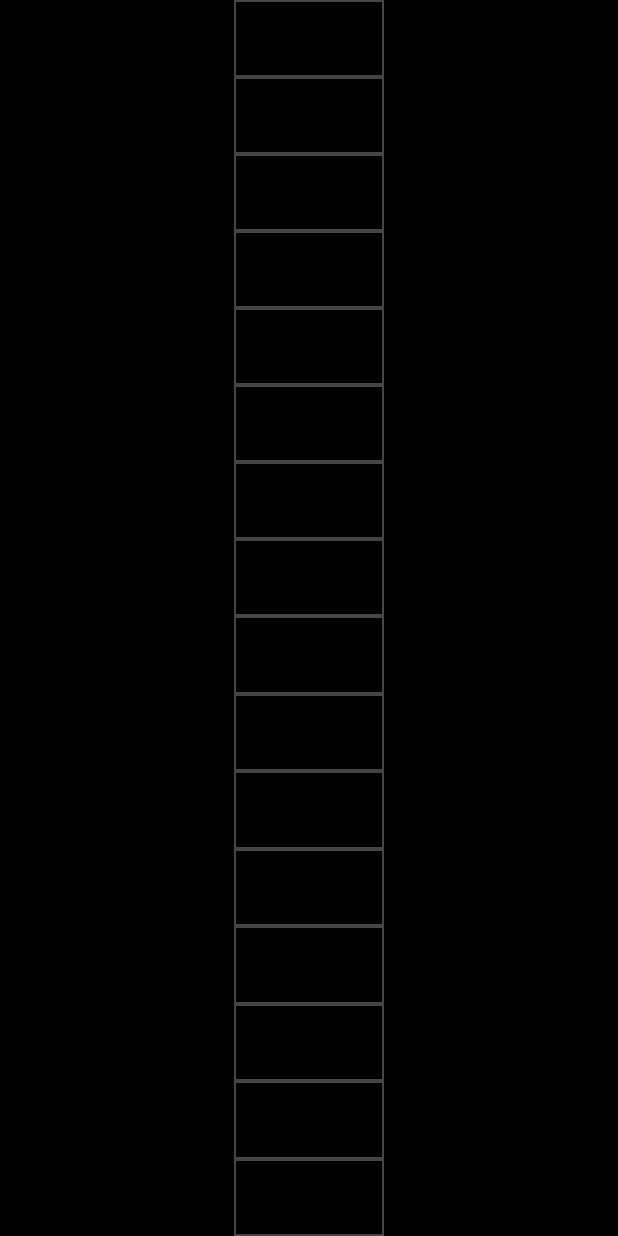
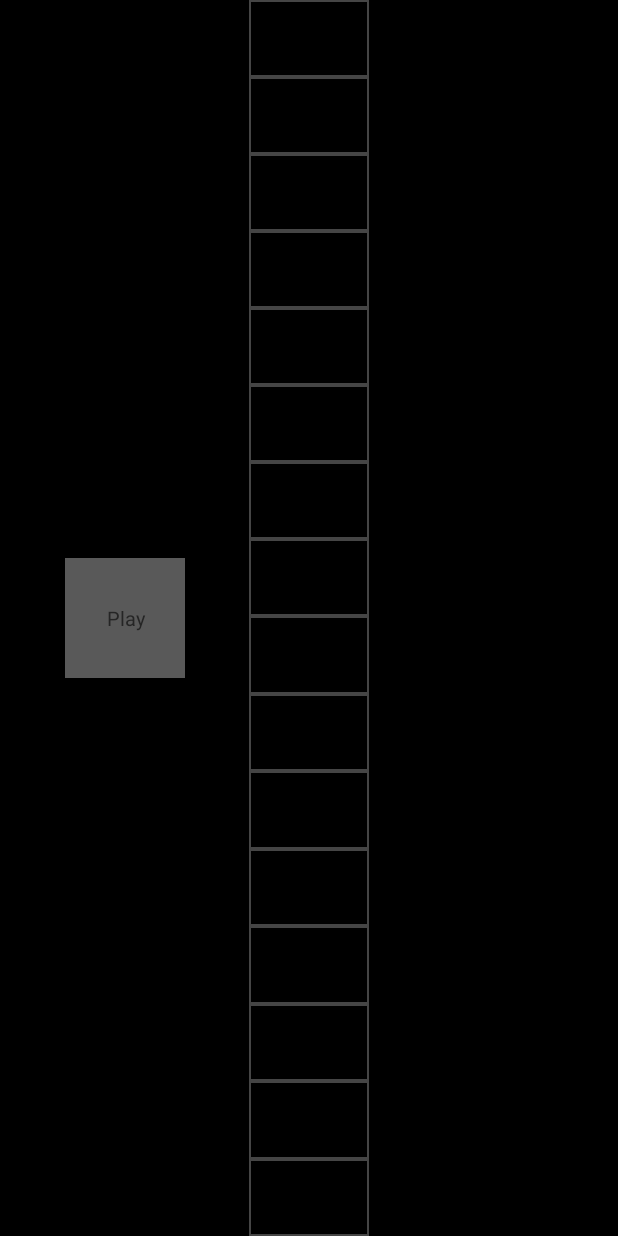
Before and after one commit to ivansavrikov/DrumPartsCreator, an Android app: the screen it shows after launch (RhythmicGridActivity), after a tap on "Edit", on a phone screen of 412 x 824 dp. Run offline under Robolectric (Android 15) with nearby library versions, the phone set to English and light mode, and no system bars.

Commit message:
Ритмическая сетка BETA функционал и оранжевый стиль

```diff
--- a/app/src/main/java/com/example/courseproject/RealTimeRhythm.kt
+++ b/app/src/main/java/com/example/courseproject/RealTimeRhythm.kt
@@ -2,52 +2,38 @@ package com.example.courseproject
 
 import android.content.Intent
 import android.media.MediaPlayer
-import androidx.appcompat.app.AppCompatActivity
 import android.os.Bundle
 import android.view.MotionEvent
 import android.view.View
 import android.view.View.OnClickListener
 import android.widget.*
 import android.widget.CompoundButton.OnCheckedChangeListener
+import androidx.appcompat.app.AppCompatActivity
+import com.example.courseproject.core.ManeValues
 import java.util.*
 import kotlin.concurrent.timerTask
 
 class RealTimeRhythm : AppCompatActivity() {
-
     private lateinit var editTextBpm: EditText
-
-    private lateinit var metronomePlayer: MediaPlayer
-    private lateinit var metronomeBeepDPlayer: MediaPlayer
-    private lateinit var metronomeBeepCPlayer: MediaPlayer
-    private lateinit var kickPlayer: MediaPlayer
-    private lateinit var hihatPlayer: MediaPlayer
-    private lateinit var snarePlayer: MediaPlayer
-    private lateinit var openhatPlayer: MediaPlayer
-    private lateinit var scratchPlayer: MediaPlayer
-    private lateinit var clapPlayer: MediaPlayer
-    private lateinit var cowbell1Player: MediaPlayer
-    private lateinit var cowbell2Player: MediaPlayer
-    private lateinit var cowbell3Player: MediaPlayer
-
     override fun onCreate(savedInstanceState: Bundle?) {
         super.onCreate(savedInstanceState)
         setContentView(R.layout.activity_real_time_rhythm)
 
         editTextBpm = findViewById(R.id.editTextBpm)
 
-        metronomePlayer = MediaPlayer.create(this, R.raw.metronome)
-        metronomeBeepDPlayer = MediaPlayer.create(this, R.raw.metronome_beep_d)
-        metronomeBeepCPlayer = MediaPlayer.create(this, R.raw.metronome_beep_c)
+        ManeValues.metronomePlayer = MediaPlayer.create(this, R.raw.metronome)
+        ManeValues.metronomeBeepDPlayer = MediaPlayer.create(this, R.raw.metronome_beep_d)
+        ManeValues.metronomeBeepCPlayer = MediaPlayer.create(this, R.raw.metronome_beep_c)
 
-        kickPlayer = MediaPlayer.create(this, R.raw.kick_1)
-        hihatPlayer = MediaPlayer.create(this, R.raw.hihat_1)
-        snarePlayer = MediaPlayer.create(this, R.raw.snare_1)
-        openhatPlayer = MediaPlayer.create(this, R.raw.openhat)
-        scratchPlayer = MediaPlayer.create(this, R.raw.scratch)
-        clapPlayer = MediaPlayer.create(this, R.raw.clap)
-        cowbell1Player = MediaPlayer.create(this, R.raw.cowbell_long)
-        cowbell2Player = MediaPlayer.create(this, R.raw.cowbell_long)
-        cowbell3Player = MediaPlayer.create(this, R.raw.cowbell_long)
+        ManeValues.kickPlayer = MediaPlayer.create(this, R.raw.kick_1)
+        ManeValues.hihatPlayer = MediaPlayer.create(this, R.raw.hihat_1)
+        ManeValues.snarePlayer = MediaPlayer.create(this, R.raw.snare_1)
+        ManeValues.openhatPlayer = MediaPlayer.create(this, R.raw.openhat)
+        ManeValues.scratchPlayer = MediaPlayer.create(this, R.raw.scratch)
+        ManeValues.clapPlayer = MediaPlayer.create(this, R.raw.clap)
+        ManeValues.cowbell1Player = MediaPlayer.create(this, R.raw.cowbell_long)
+        ManeValues.cowbell2Player = MediaPlayer.create(this, R.raw.cowbell_long)
+        ManeValues.cowbell3Player = MediaPlayer.create(this, R.raw.cowbell_long)
 
         val btnMetronome: ToggleButton = findViewById(R.id.btnMetronome)
         btnMetronome.setOnCheckedChangeListener(myCheckedChangeListener)
@@ -82,39 +68,39 @@ class RealTimeRhythm : AppCompatActivity() {
                 MotionEvent.ACTION_DOWN, MotionEvent.ACTION_POINTER_DOWN ->{
                     when (view?.id) {
                         R.id.btnKick -> {
-                            playDrum(kickPlayer)
+                            playDrum(ManeValues.kickPlayer)
                         }
 
                         R.id.btnHihat -> {
-                            playDrum(hihatPlayer)
+                            playDrum(ManeValues.hihatPlayer)
                         }
 
                         R.id.btnSnare -> {
-                            playDrum(snarePlayer)
+                            playDrum(ManeValues.snarePlayer)
                         }
 
                         R.id.btnOpenHat -> {
-                            playDrum(openhatPlayer) //issue
+                            playDrum(ManeValues.openhatPlayer) //issue
                         }
 
                         R.id.btnScratch -> {
-                            playDrum(scratchPlayer)
+                            playDrum(ManeValues.scratchPlayer)
                         }
 
                         R.id.btnClap -> {
-                            playDrum(clapPlayer)
+                            playDrum(ManeValues.clapPlayer)
                         }
 
                         R.id.btnCowbell1 -> {
-                            playDrum(cowbell1Player)
+                            playDrum(ManeValues.cowbell1Player)
                         }
 
                         R.id.btnCowbell2 -> {
-                            playDrum(cowbell2Player)
+                            playDrum(ManeValues.cowbell2Player)
                         }
 
                         R.id.btnCowbell3 -> {
-                            playDrum(cowbell3Player)
+                            playDrum(ManeValues.cowbell3Player)
                         }
                     }
                 }
@@ -152,11 +138,11 @@ class RealTimeRhythm : AppCompatActivity() {
 
     private fun metronomeStart() {
         timer = Timer()
-        val bpm: Int =  editTextBpm.text.toString().toInt()
-        val beatTime = (60_000 / bpm).toLong()
+        ManeValues.bpm =  editTextBpm.text.toString().toInt()
+        val beatTime = (60_000 / ManeValues.bpm).toLong()
         timer?.scheduleAtFixedRate(timerTask {
-            if(tickCount % 4 == 0) metronomeBeepDPlayer.start()
-            else metronomeBeepCPlayer.start()
+            if(tickCount % 4 == 0) ManeValues.metronomeBeepDPlayer.start()
+            else ManeValues.metronomeBeepCPlayer.start()
             tickCount++
         }, 0, beatTime)
     }
--- a/app/src/main/java/com/example/courseproject/RhythmicGridActivity.kt
+++ b/app/src/main/java/com/example/courseproject/RhythmicGridActivity.kt
@@ -1,23 +1,21 @@
 package com.example.courseproject
 
-import android.graphics.Color
 import androidx.appcompat.app.AppCompatActivity
 import android.os.Bundle
-import android.view.Gravity
-import android.view.LayoutInflater
-import android.view.View
-import android.view.View.OnClickListener
-import android.widget.Button
 import android.widget.CompoundButton
 import android.widget.FrameLayout
 import android.widget.GridLayout
-import android.widget.TextView
 import android.widget.ToggleButton
+import com.example.courseproject.core.ManeValues
 
 class RhythmicGridActivity : AppCompatActivity() {
+    private lateinit var btnPlay: ToggleButton
     override fun onCreate(savedInstanceState: Bundle?) {
         super.onCreate(savedInstanceState)
         setContentView(R.layout.activity_rhythmic_grid)
+
+        btnPlay = findViewById(R.id.btnPlay)
+        btnPlay.setOnCheckedChangeListener(performPlayback)
 
         val gridLayout = findViewById<GridLayout>(R.id.gridLayout)
         val rowCount = 16
@@ -31,10 +29,12 @@ class RhythmicGridActivity : AppCompatActivity() {
 
         for (row in 0 until rowCount) {
             for (col in 0 until columnCount) {
+                ManeValues.beats.add(row, false)
                 val cell = layoutInflater.inflate(R.layout.grid_cell, null) as FrameLayout
 
                 val toggleButton = cell.findViewById<ToggleButton>(R.id.toggleButton)
                 toggleButton.setOnCheckedChangeListener(myCheckedChangeListener)
+                toggleButton.id = row
 
                 val layoutParams = GridLayout.LayoutParams(columnSpec, rowSpec)
                 layoutParams.width = 0
@@ -49,7 +49,24 @@ class RhythmicGridActivity : AppCompatActivity() {
 
     private val myCheckedChangeListener =
         CompoundButton.OnCheckedChangeListener { view, isChecked ->
-            if (isChecked) view.setButtonDrawable(R.drawable.button_pressed)
+            val beat :Int = view.id
+            ManeValues.beats[beat] = isChecked
+
+            if (isChecked) view.setButtonDrawable(R.drawable.button_enabled)
             else view.setButtonDrawable(R.drawable.cell_rhythm_grid)
         }
+
+    private val performPlayback = //Функция воспроизведения паттерна
+        CompoundButton.OnCheckedChangeListener { view, isChecked ->
+            if(isChecked){
+                for (beat in ManeValues.beats){
+                    if (beat) ManeValues.hihatPlayer.start()
+//                    else{
+//                        ManeValues.hihatPlayer.pause()
+//                        ManeValues.hihatPlayer.seekTo(0)
+//                    }
+                    Thread.sleep(ManeValues.beatDuration)
+                }
+            }
+        }
 }
--- /dev/null
+++ b/app/src/main/java/com/example/courseproject/core/ManeValues.kt
@@ -0,0 +1,24 @@
+package com.example.courseproject.core
+
+import android.media.MediaPlayer
+import com.example.courseproject.R
+import com.example.courseproject.RhythmicGridActivity
+
+object ManeValues{
+    internal var bpm :Int = 120
+    internal var beatDuration :Long = 250.toLong() //60_000/120
+    internal val beats: MutableList<Boolean> = mutableListOf()
+
+    internal lateinit var metronomePlayer: MediaPlayer
+    internal lateinit var metronomeBeepDPlayer: MediaPlayer
+    internal lateinit var metronomeBeepCPlayer: MediaPlayer
+    internal lateinit var kickPlayer: MediaPlayer
+    internal lateinit var hihatPlayer: MediaPlayer
+    internal lateinit var snarePlayer: MediaPlayer
+    internal lateinit var openhatPlayer: MediaPlayer
+    internal lateinit var scratchPlayer: MediaPlayer
+    internal lateinit var clapPlayer: MediaPlayer
+    internal lateinit var cowbell1Player: MediaPlayer
+    internal lateinit var cowbell2Player: MediaPlayer
+    internal lateinit var cowbell3Player: MediaPlayer
+}
--- a/app/src/main/res/drawable/button_enabled.xml
+++ b/app/src/main/res/drawable/button_enabled.xml
@@ -3,9 +3,9 @@
 <shape xmlns:android="http://schemas.android.com/apk/res/android" android:shape="rectangle">
     <gradient
         android:type="radial"
-        android:startColor="#F82A64"
-        android:endColor="#3A3A3A"
-        android:gradientRadius="160dp"/>
+        android:startColor="@color/drum_enabled"
+        android:endColor="@color/drum_radial"
+        android:gradientRadius="220dp"/>
 
     <padding
         android:start="0dp"
--- a/app/src/main/res/drawable/button_pressed.xml
+++ /dev/null
@@ -1,22 +0,0 @@
-<?xml version="1.0" encoding="utf-8"?>
-
-<shape xmlns:android="http://schemas.android.com/apk/res/android" android:shape="rectangle">
-    <gradient
-        android:type="radial"
-        android:startColor="#FF296C"
-        android:endColor="#3A3A3A"
-        android:gradientRadius="160dp"/>
-
-    <padding
-        android:start="0dp"
-        android:top="0dp"
-        android:end="0dp"
-        android:bottom="0dp"/>
-
-    <corners
-        android:radius= "2dp"/>
-
-    <size
-        android:width="120dp"
-        android:height="120dp" />
-</shape>
--- a/app/src/main/res/drawable/button_ripple.xml
+++ b/app/src/main/res/drawable/button_ripple.xml
@@ -4,7 +4,7 @@
 
     <item android:id="@android:id/mask">
         <shape android:shape="rectangle">
-            <solid android:color="@color/white" />
+            <solid android:color="@color/transparent"/>
         </shape>
     </item>
 
@@ -12,9 +12,9 @@
         <shape android:shape="rectangle">
             <gradient
                 android:type="radial"
-                android:startColor="#FF2268"
-                android:endColor="#3A3A3A"
-                android:gradientRadius="160dp"/>
+                android:startColor="@color/drum_pressed"
+                android:endColor="@color/drum_radial"
+                android:gradientRadius="220dp"/>
 
             <padding
                 android:start="0dp"
@@ -30,7 +30,7 @@
                 android:height="120dp" />
 
             <stroke
-                android:color="#FF5586"
+                android:color="@color/drum_stroke"
                 android:width="1dp"/>
         </shape>
     </item>
--- a/app/src/main/res/layout/activity_rhythmic_grid.xml
+++ b/app/src/main/res/layout/activity_rhythmic_grid.xml
@@ -7,9 +7,25 @@
     tools:context=".RhythmicGridActivity"
     android:background="@color/black">
 
+    <ToggleButton
+        android:background="#595959"
+        android:id="@+id/btnPlay"
+        style="@style/button"
+        android:layout_width="80dp"
+        android:layout_height="80dp"
+        android:checked="false"
+        android:gravity="center"
+        android:paddingStart="0dp"
+        android:textOff="Play"
+        android:textOn="Stop"
+        app:layout_constraintBottom_toBottomOf="parent"
+        app:layout_constraintEnd_toStartOf="@+id/gridLayout"
+        app:layout_constraintStart_toStartOf="parent"
+        app:layout_constraintTop_toTopOf="parent" />
+
     <GridLayout
         android:id="@+id/gridLayout"
-        android:layout_width="100dp"
+        android:layout_width="80dp"
         android:layout_height="match_parent"
         app:layout_constraintEnd_toEndOf="parent"
         app:layout_constraintStart_toStartOf="parent">
--- a/app/src/main/res/values/colors.xml
+++ b/app/src/main/res/values/colors.xml
@@ -4,4 +4,9 @@
     <color name="black">#000000</color>
     <color name="white">#FFFFFFFF</color>
     <color name="gray">#454545</color>
+
+    <color name="drum_enabled">#ee592e</color>
+    <color name="drum_radial">#3A3A3A</color>
+    <color name="drum_pressed">#ee592e</color>
+    <color name="drum_stroke">#FF8663</color>
 </resources>
```
